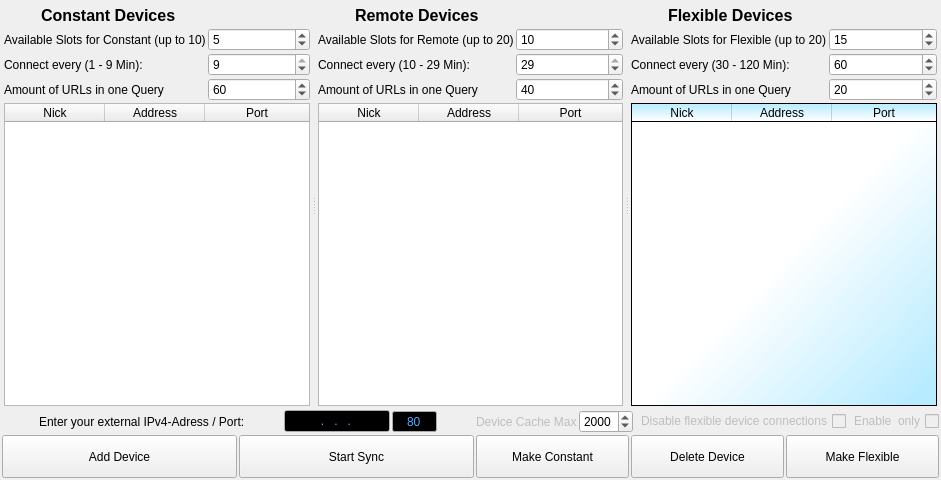
First picture: the form in ui/connection-display.ui, repository berndhs/arado, before the edit.
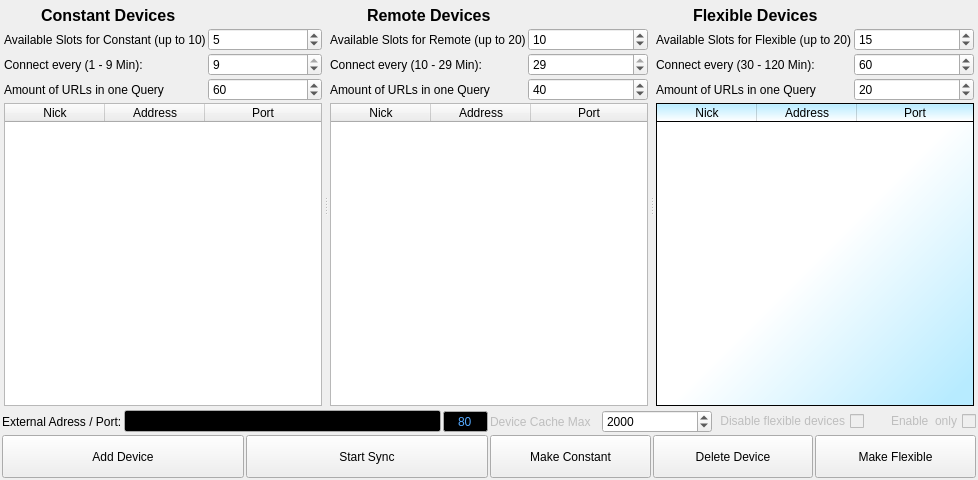
Second picture: the form after the edit. Icons and pictures are not drawn.

```diff
--- a/ui/connection-display.ui
+++ b/ui/connection-display.ui
@@ -6,7 +6,7 @@
    <rect>
     <x>0</x>
     <y>0</y>
-    <width>941</width>
+    <width>978</width>
     <height>480</height>
    </rect>
   </property>
@@ -506,41 +506,15 @@
    </item>
    <item row="2" column="0">
     <layout class="QHBoxLayout" name="horizontalLayout_2">
-     <item>
-      <spacer name="horizontalSpacer_3">
-       <property name="orientation">
-        <enum>Qt::Horizontal</enum>
-       </property>
-       <property name="sizeHint" stdset="0">
-        <size>
-         <width>40</width>
-         <height>20</height>
-        </size>
-       </property>
-      </spacer>
-     </item>
      <item>
       <widget class="QLabel" name="externaliplabel">
        <property name="text">
-        <string>Enter your external IPv4-Adress / Port:</string>
+        <string>External Adress / Port:</string>
        </property>
       </widget>
      </item>
      <item>
-      <spacer name="horizontalSpacer_2">
-       <property name="orientation">
-        <enum>Qt::Horizontal</enum>
-       </property>
-       <property name="sizeHint" stdset="0">
-        <size>
-         <width>40</width>
-         <height>20</height>
-        </size>
-       </property>
-      </spacer>
-     </item>
-     <item>
-      <widget class="QLineEdit" name="ipv4AddressWidget">
+      <widget class="QLineEdit" name="listenAddr">
        <property name="palette">
         <palette>
          <active>
@@ -606,11 +580,14 @@
         </palette>
        </property>
        <property name="inputMask">
-        <string>999.999.999.999; </string>
+        <string/>
        </property>
        <property name="alignment">
         <set>Qt::AlignCenter</set>
        </property>
+       <property name="readOnly">
+        <bool>true</bool>
+       </property>
       </widget>
      </item>
      <item>
@@ -682,6 +659,9 @@
        <property name="alignment">
         <set>Qt::AlignCenter</set>
        </property>
+       <property name="readOnly">
+        <bool>true</bool>
+       </property>
        <property name="buttonSymbols">
         <enum>QAbstractSpinBox::NoButtons</enum>
        </property>
@@ -693,19 +673,6 @@
        </property>
       </widget>
      </item>
-     <item>
-      <spacer name="horizontalSpacer">
-       <property name="orientation">
-        <enum>Qt::Horizontal</enum>
-       </property>
-       <property name="sizeHint" stdset="0">
-        <size>
-         <width>40</width>
-         <height>20</height>
-        </size>
-       </property>
-      </spacer>
-     </item>
     </layout>
    </item>
    <item row="2" column="1">
@@ -745,7 +712,7 @@
         <enum>Qt::RightToLeft</enum>
        </property>
        <property name="text">
-        <string>Disable flexible device connections</string>
+        <string>Disable flexible devices</string>
        </property>
       </widget>
      </item>
```
Left out of the diff: 2 changed lines with no effect on the pictures.
